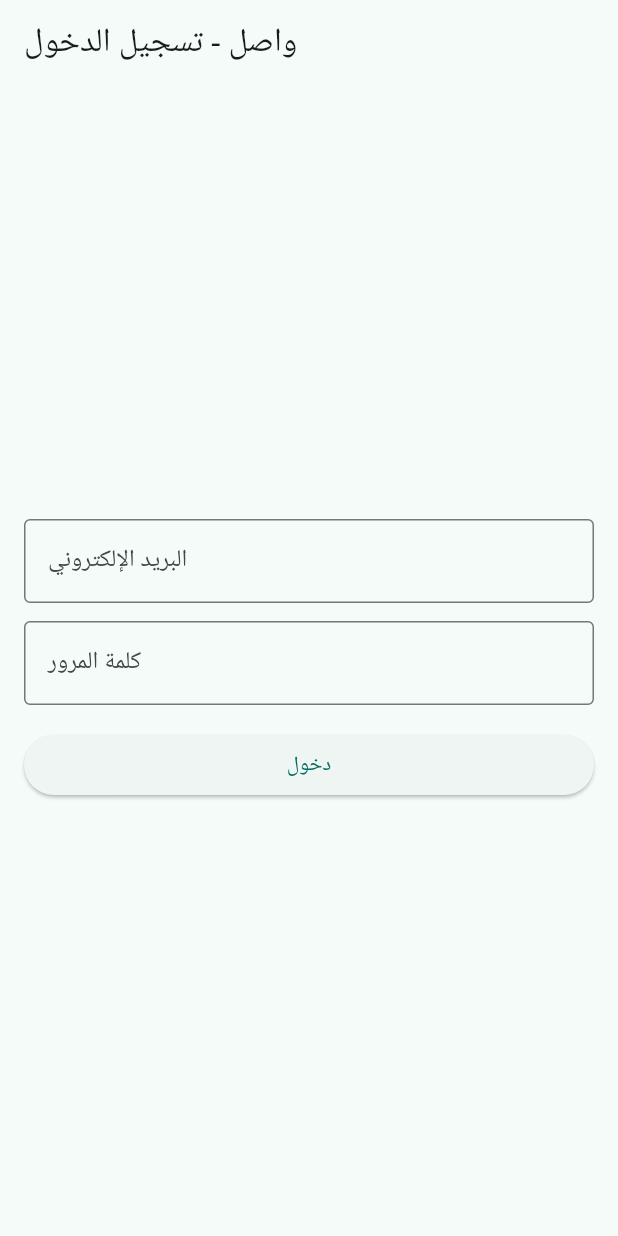
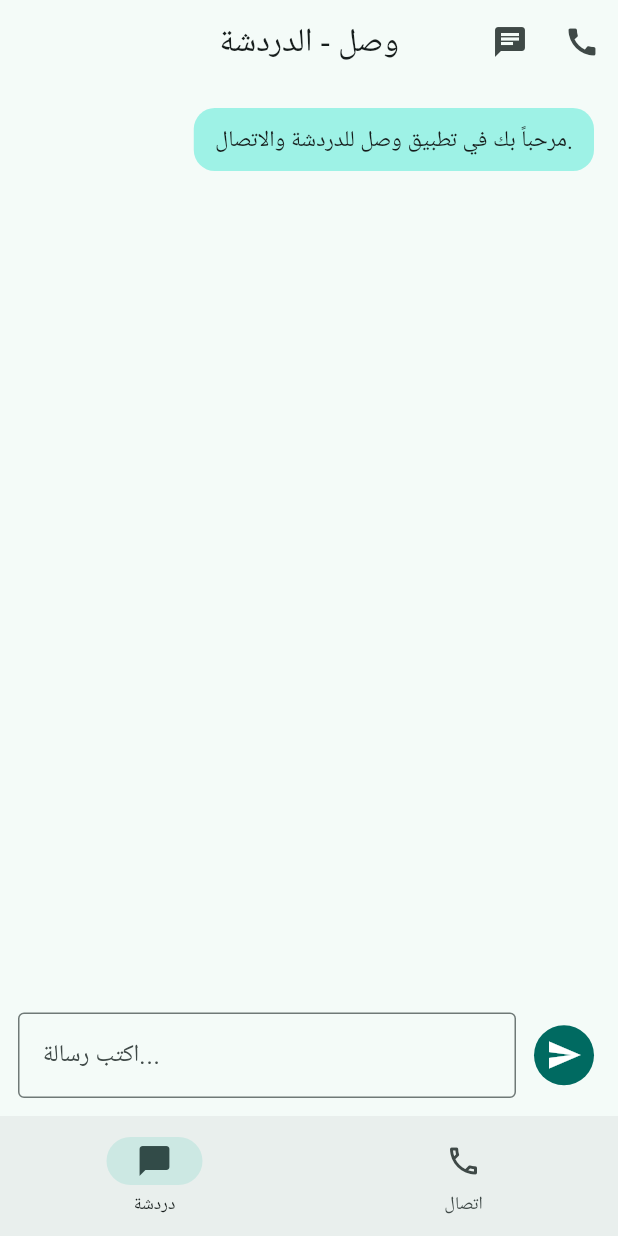
Before and after one commit to mahaahmed11w1-code/wasel-chat, a Flutter app: the screen it shows after launch, on a phone screen of 412 x 824 dp. Run offline on Flutter 3.47's test engine with Material 3 defaults, Android fonts, the phone set to English and light mode, and no system bars.

Commit message:
Update main.dart

```diff
--- a/lib/main.dart
+++ b/lib/main.dart
@@ -1,154 +1,218 @@
 import 'package:flutter/material.dart';
-import 'package:firebase_core/firebase_core.dart';
-import 'package:firebase_auth/firebase_auth.dart';
-import 'package:cloud_firestore/cloud_firestore.dart';
 
-void main() async {
+void main() {
   WidgetsFlutterBinding.ensureInitialized();
-  await Firebase.initializeApp(
-    options: const FirebaseOptions(
-      apiKey: 'AIzaSyA8510bj5_BE9-AasRnapEY93JHBKzDeoQ',
-      appId: '1:149081851409:web:6a3ac84ca74c4b45ea93b0',
-      messagingSenderId: '149081851409',
-      projectId: 'wasel-ea314',
-      authDomain: 'wasel-ea314.firebaseapp.com',
-      storageBucket: 'wasel-ea314.firebasestorage.app',
-    ),
-  );
-  runApp(const WaselApp());
+  runApp(const WaselChatApp());
 }
 
-class WaselApp extends StatelessWidget {
-  const WaselApp({super.key});
+class WaselChatApp extends StatelessWidget {
+  const WaselChatApp({super.key});
 
   @override
   Widget build(BuildContext context) {
     return MaterialApp(
       debugShowCheckedModeBanner: false,
-      title: 'واصل',
+      title: 'wasel_chat',
       theme: ThemeData(
-        colorScheme: ColorScheme.fromSeed(seedColor: Colors.teal),
+        colorScheme: ColorScheme.fromSeed(seedColor: const Color(0xFF0D9488)),
         useMaterial3: true,
       ),
-      home: const AuthGate(),
+      home: const MainHomePage(),
     );
   }
 }
 
-class AuthGate extends StatelessWidget {
-  const AuthGate({super.key});
+class MainHomePage extends StatefulWidget {
+  const MainHomePage({super.key});
+
+  @override
+  State<MainHomePage> createState() => _MainHomePageState();
+}
+
+class _MainHomePageState extends State<MainHomePage> {
+  int _selectedIndex = 0;
+
+  final List<Widget> _pages = const [
+    ChatSectionView(),
+    CallSectionView(),
+  ];
 
   @override
   Widget build(BuildContext context) {
-    return StreamBuilder<User?>(
-      stream: FirebaseAuth.instance.authStateChanges(),
-      builder: (context, snapshot) {
-        if (snapshot.connectionState == ConnectionState.waiting) {
-          return const Scaffold(
-            body: Center(child: CircularProgressIndicator()),
-          );
-        }
-
-        if (snapshot.hasData) {
-          return HomeScreen(user: snapshot.data!);
-        }
-
-        return const LoginScreen();
-      },
+    return Scaffold(
+      appBar: AppBar(
+        title: Text(_selectedIndex == 0 ? 'وصل - الدردشة' : 'وصل - الاتصال'),
+        centerTitle: true,
+        actions: [
+          IconButton(
+            icon: const Icon(Icons.chat),
+            tooltip: 'دردشة',
+            onPressed: () {
+              setState(() {
+                _selectedIndex = 0;
+              });
+            },
+          ),
+          IconButton(
+            icon: const Icon(Icons.call),
+            tooltip: 'اتصال',
+            onPressed: () {
+              setState(() {
+                _selectedIndex = 1;
+              });
+            },
+          ),
+        ],
+      ),
+      body: _pages[_selectedIndex],
+      bottomNavigationBar: NavigationBar(
+        selectedIndex: _selectedIndex,
+        onDestinationSelected: (int index) {
+          setState(() {
+            _selectedIndex = index;
+          });
+        },
+        destinations: const [
+          NavigationDestination(
+            icon: Icon(Icons.chat_bubble_outline),
+            selectedIcon: Icon(Icons.chat_bubble),
+            label: 'دردشة',
+          ),
+          NavigationDestination(
+            icon: Icon(Icons.call_outlined),
+            selectedIcon: Icon(Icons.call),
+            label: 'اتصال',
+          ),
+        ],
+      ),
     );
   }
 }
 
-class LoginScreen extends StatefulWidget {
-  const LoginScreen({super.key});
+class ChatSectionView extends StatefulWidget {
+  const ChatSectionView({super.key});
 
   @override
-  State<LoginScreen> createState() => _LoginScreenState();
+  State<ChatSectionView> createState() => _ChatSectionViewState();
 }
 
-class _LoginScreenState extends State<LoginScreen> {
-  final _emailController = TextEditingController();
-  final _passwordController = TextEditingController();
-  bool _isLoading = false;
-  String? _errorMessage;
+class _ChatSectionViewState extends State<ChatSectionView> {
+  final TextEditingController _controller = TextEditingController();
+  final List<String> _messages = [
+    'مرحباً بك في تطبيق وصل للدردشة والاتصال.',
+  ];
 
-  Future<void> _signIn() async {
+  void _sendMessage() {
+    final text = _controller.text.trim();
+    if (text.isEmpty) return;
     setState(() {
-      _isLoading = true;
-      _errorMessage = null;
+      _messages.add(text);
+      _controller.clear();
     });
-
-    try {
-      await FirebaseAuth.instance.signInWithEmailAndPassword(
-        email: _emailController.text.trim(),
-        password: _passwordController.text,
-      );
-    } on FirebaseAuthException catch (e) {
-      setState(() {
-        _errorMessage = e.message ?? 'تعذر تسجيل الدخول';
-      });
-    } finally {
-      if (mounted) {
-        setState(() {
-          _isLoading = false;
-        });
-      }
-    }
   }
 
   @override
   void dispose() {
-    _emailController.dispose();
-    _passwordController.dispose();
+    _controller.dispose();
     super.dispose();
   }
 
   @override
   Widget build(BuildContext context) {
-    return Scaffold(
-      appBar: AppBar(title: const Text('واصل - تسجيل الدخول')),
-      body: Padding(
-        padding: const EdgeInsets.all(16),
+    return Column(
+      children: [
+        Expanded(
+          child: ListView.builder(
+            padding: const EdgeInsets.all(16),
+            itemCount: _messages.length,
+            itemBuilder: (context, index) {
+              return Align(
+                alignment: Alignment.centerRight,
+                child: Container(
+                  margin: const EdgeInsets.only(bottom: 10),
+                  padding: const EdgeInsets.symmetric(horizontal: 14, vertical: 10),
+                  decoration: BoxDecoration(
+                    color: Theme.of(context).colorScheme.primaryContainer,
+                    borderRadius: BorderRadius.circular(14),
+                  ),
+                  child: Text(
+                    _messages[index],
+                    style: const TextStyle(fontSize: 15),
+                  ),
+                ),
+              );
+            },
+          ),
+        ),
+        SafeArea(
+          child: Padding(
+            padding: const EdgeInsets.all(12),
+            child: Row(
+              children: [
+                Expanded(
+                  child: TextField(
+                    controller: _controller,
+                    textInputAction: TextInputAction.send,
+                    onSubmitted: (_) => _sendMessage(),
+                    decoration: const InputDecoration(
+                      hintText: 'اكتب رسالة...',
+                      border: OutlineInputBorder(),
+                    ),
+                  ),
+                ),
+                const SizedBox(width: 8),
+                IconButton.filled(
+                  onPressed: _sendMessage,
+                  icon: const Icon(Icons.send),
+                ),
+              ],
+            ),
+          ),
+        ),
+      ],
+    );
+  }
+}
+
+class CallSectionView extends StatelessWidget {
+  const CallSectionView({super.key});
+
+  @override
+  Widget build(BuildContext context) {
+    return Center(
+      child: Padding(
+        padding: const EdgeInsets.all(24),
         child: Column(
           mainAxisAlignment: MainAxisAlignment.center,
           children: [
-            TextField(
-              controller: _emailController,
-              keyboardType: TextInputType.emailAddress,
-              decoration: const InputDecoration(
-                labelText: 'البريد الإلكتروني',
-                border: OutlineInputBorder(),
+            CircleAvatar(
+              radius: 44,
+              backgroundColor: Theme.of(context).colorScheme.primaryContainer,
+              child: Icon(
+                Icons.call,
+                size: 42,
+                color: Theme.of(context).colorScheme.primary,
               ),
             ),
-            const SizedBox(height: 12),
-            TextField(
-              controller: _passwordController,
-              obscureText: true,
-              decoration: const InputDecoration(
-                labelText: 'كلمة المرور',
-                border: OutlineInputBorder(),
-              ),
+            const SizedBox(height: 20),
+            const Text(
+              'قسم الاتصال جاهز',
+              style: TextStyle(fontSize: 20, fontWeight: FontWeight.bold),
             ),
-            const SizedBox(height: 16),
-            if (_errorMessage != null) ...[
-              Text(
-                _errorMessage!,
-                style: TextStyle(color: Theme.of(context).colorScheme.error),
-              ),
-              const SizedBox(height: 12),
-            ],
-            SizedBox(
-              width: double.infinity,
-              child: ElevatedButton(
-                onPressed: _isLoading ? null : _signIn,
-                child: _isLoading
-                    ? const SizedBox(
-                        width: 20,
-                        height: 20,
-                        child: CircularProgressIndicator(strokeWidth: 2),
-                      )
-                    : const Text('دخول'),
-              ),
+            const SizedBox(height: 8),
+            const Text(
+              'اضغط على زر الاتصال لبدء مكالمة تجريبية.',
+              textAlign: TextAlign.center,
+            ),
+            const SizedBox(height: 24),
+            FilledButton.icon(
+              onPressed: () {
+                ScaffoldMessenger.of(context).showSnackBar(
+                  const SnackBar(content: Text('جاري تهيئة الاتصال...')),
+                );
+              },
+              icon: const Icon(Icons.call),
+              label: const Text('بدء اتصال'),
             ),
           ],
         ),
@@ -156,76 +220,3 @@ class _LoginScreenState extends State<LoginScreen> {
     );
   }
 }
-
-class HomeScreen extends StatelessWidget {
-  final User user;
-
-  const HomeScreen({super.key, required this.user});
-
-  @override
-  Widget build(BuildContext context) {
-    final firestore = FirebaseFirestore.instance;
-
-    return Scaffold(
-      appBar: AppBar(
-        title: const Text('واصل'),
-        actions: [
-          IconButton(
-            onPressed: () => FirebaseAuth.instance.signOut(),
-            icon: const Icon(Icons.logout),
-            tooltip: 'تسجيل الخروج',
-          ),
-        ],
-      ),
-      body: Padding(
-        padding: const EdgeInsets.all(16),
-        child: Column(
-          crossAxisAlignment: CrossAxisAlignment.start,
-          children: [
-            Text('مرحباً: ${user.email ?? user.uid}'),
-            const SizedBox(height: 16),
-            const Text(
-              'بيانات Firestore:',
-              style: TextStyle(fontWeight: FontWeight.bold),
-            ),
-            const SizedBox(height: 8),
-            Expanded(
-              child: StreamBuilder<QuerySnapshot>(
-                stream: firestore.collection('Maha').snapshots(),
-                builder: (context, snapshot) {
-                  if (snapshot.connectionState == ConnectionState.waiting) {
-                    return const Center(child: CircularProgressIndicator());
-                  }
-                  if (snapshot.hasError) {
-                    return Text('خطأ في قراءة البيانات: ${snapshot.error}');
-                  }
-
-                  final docs = snapshot.data?.docs ?? [];
-                  if (docs.isEmpty) {
-                    return const Text('لا توجد مستندات بعد.');
-                  }
-
-                  return ListView.builder(
-                    itemCount: docs.length,
-                    itemBuilder: (context, index) {
-                      final rawData = docs[index].data();
-                      final data = rawData is Map<String, dynamic>
-                          ? rawData
-                          : <String, dynamic>{};
-                      final nameValue = data['name']?.toString() ?? 'بدون اسم';
-                      return ListTile(
-                        leading: const Icon(Icons.person),
-                        title: Text(nameValue),
-                        subtitle: Text('المعرف: ${docs[index].id}'),
-                      );
-                    },
-                  );
-                },
-              ),
-            ),
-          ],
-        ),
-      ),
-    );
-  }
-}
```
